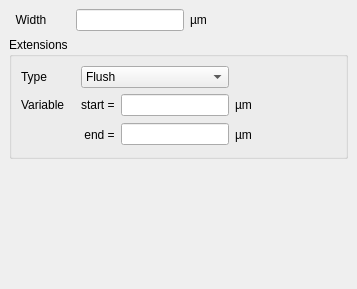
First picture: the form in src/edt/edt/EditorOptionsPath.ui, repository KLayout/klayout, before the edit.
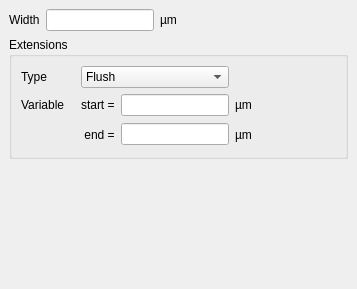
Second picture: the form after the edit.

```diff
--- a/src/edt/edt/EditorOptionsPath.ui
+++ b/src/edt/edt/EditorOptionsPath.ui
@@ -56,7 +56,7 @@
       <item>
        <widget class="QLabel" name="label_2">
         <property name="text">
-         <string>  Width       </string>
+         <string>Width</string>
         </property>
        </widget>
       </item>
```
